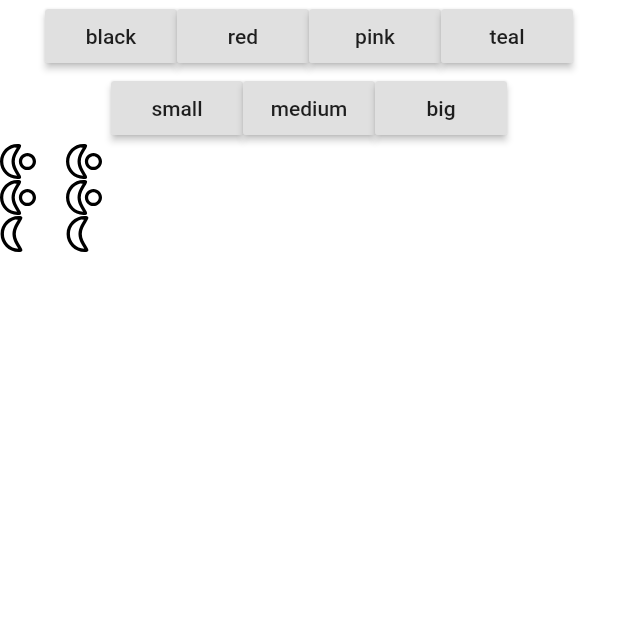
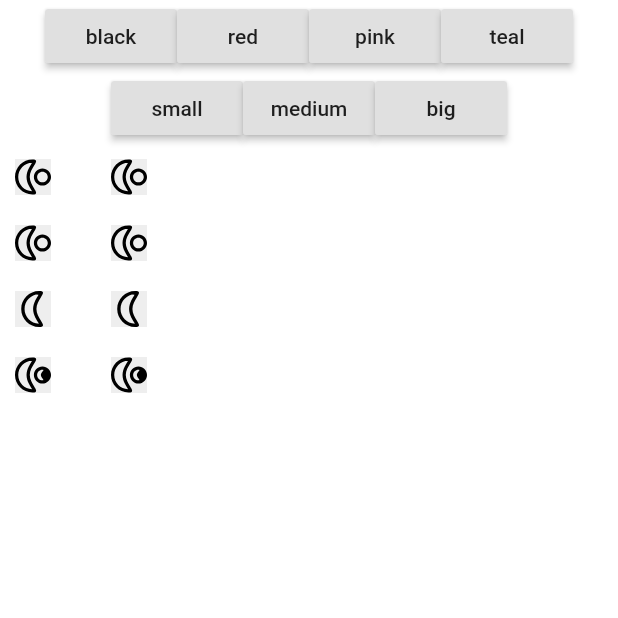
Before and after one commit to aloisdeniel/path_icon, a Flutter app: the screen it shows after launch, on a phone screen of 412 x 824 dp, the top half of it. Run offline on Flutter 3.47's test engine with Material 2 defaults, Android fonts, the phone set to English and light mode, and no system bars; our stand-ins replace path_drawing.

Commit message:
Fixed view box alignment.

```diff
--- a/example/lib/icons.dart
+++ b/example/lib/icons.dart
@@ -20,4 +20,11 @@ final icons = [
   /// Only raw svg path data which is more permormant since no xml parsing is needed.
   PathIconData.fromData(
       '''M101.06 190.322C92.8024 173.178 85.5 152.417 85.5 129.5C85.5 106.583 92.8024 85.822 101.06 68.6779C107.292 55.7406 114.872 43.3794 120.869 33.5992C122.641 30.7104 124.274 28.0468 125.694 25.6601C126.025 25.1026 126.345 24.562 126.652 24.0377C69.7024 25.5472 24 72.1864 24 129.5C24 186.814 69.7024 233.453 126.652 234.962C126.345 234.438 126.025 233.897 125.694 233.34C124.274 230.953 122.641 228.29 120.869 225.401C114.872 215.621 107.292 203.259 101.06 190.322ZM132.946 247.654C132.943 247.653 132.927 247.592 132.907 247.476C132.939 247.598 132.949 247.656 132.946 247.654ZM132.946 11.3456C132.949 11.3441 132.939 11.4017 132.907 11.5235C132.927 11.4081 132.943 11.3472 132.946 11.3456ZM140.886 212.119C127.146 189.698 109.5 160.905 109.5 129.5C109.5 98.0954 127.146 69.3018 140.886 46.8812C158.438 18.241 169.616 0 129.5 0C57.9791 0 0 57.9791 0 129.5C0 201.021 57.9791 259 129.5 259C169.616 259 158.438 240.759 140.886 212.119Z'''),
+
+  PathIconData.fromSvg('''
+  <svg width="800" height="600" viewBox="280 100 408 396" fill="none" xmlns="http://www.w3.org/2000/svg">
+<path fill-rule="evenodd" clip-rule="evenodd" d="M434.666 390.994C422.028 364.782 410.852 333.039 410.852 298C410.852 262.961 422.028 231.218 434.666 205.006C444.203 185.225 455.803 166.325 464.982 151.372C467.693 146.955 470.193 142.882 472.366 139.233C472.873 138.381 473.362 137.554 473.832 136.753C386.675 139.061 316.73 210.37 316.73 298C316.73 385.63 386.675 456.939 473.832 459.247C473.362 458.446 472.873 457.619 472.366 456.767C470.193 453.118 467.693 449.045 464.982 444.628C455.803 429.675 444.203 410.775 434.666 390.994ZM483.465 478.653C483.46 478.65 483.435 478.557 483.405 478.381C483.454 478.567 483.469 478.655 483.465 478.653ZM483.465 117.347C483.469 117.345 483.454 117.433 483.405 117.619C483.435 117.443 483.46 117.349 483.465 117.347ZM495.616 424.321C474.588 390.04 447.582 346.016 447.582 298C447.582 249.984 474.588 205.96 495.616 171.679C522.478 127.89 539.586 100 478.191 100C368.733 100 280 188.648 280 298C280 407.352 368.733 496 478.191 496C539.586 496 522.478 468.11 495.616 424.321Z" fill="black"/>
+<path fill-rule="evenodd" clip-rule="evenodd" d="M591 358.339C624.324 358.339 573 331.324 573 298C573 264.676 624.324 237.661 591 237.661C557.676 237.661 530.661 264.676 530.661 298C530.661 331.324 557.676 358.339 591 358.339ZM591 395C644.572 395 688 351.572 688 298C688 244.428 644.572 201 591 201C537.428 201 494 244.428 494 298C494 351.572 537.428 395 591 395Z" fill="black"/>
+</svg>
+  ''')
 ];
--- a/example/lib/main.dart
+++ b/example/lib/main.dart
@@ -65,17 +65,25 @@ class _HomePageState extends State<HomePage> {
                   ...icons.map(
                     (x) => Row(
                       children: [
-                        PathIcon(
+                        Container(
+                          margin: const EdgeInsets.all(10),
+                          color: const Color(0xFFEEEEEE),
+                          child: PathIcon(
                             x,
                             color: _color,
                             size: _size,
                           ),
+                        ),
                         SizedBox(width: 20),
-                        AnimatedPathIcon(
+                        Container(
+                          margin: const EdgeInsets.all(10),
+                          color: const Color(0xFFEEEEEE),
+                          child: AnimatedPathIcon(
                             x,
                             duration: _duration,
                             color: _color,
                             size: _size,
+                          ),
                         ),
                       ],
                     ),
--- a/lib/src/animated_icon.dart
+++ b/lib/src/animated_icon.dart
@@ -91,6 +91,7 @@ class _AnimatedPathIconState extends AnimatedWidgetBaseState<AnimatedPathIcon> {
       child: CustomPaint(
         painter: PathIconPainter(
           path: widget.data.path,
+          viewBox: widget.data.viewBox,
           semanticLabel: widget.semanticLabel,
           color: color,
         ),
--- a/lib/src/icon.dart
+++ b/lib/src/icon.dart
@@ -56,6 +56,7 @@ class PathIcon extends StatelessWidget {
       child: CustomPaint(
         painter: PathIconPainter(
           path: data.path,
+          viewBox: data.viewBox,
           semanticLabel: semanticLabel,
           color: iconColor,
         ),
--- a/lib/src/painter.dart
+++ b/lib/src/painter.dart
@@ -4,23 +4,32 @@ import 'package:flutter/widgets.dart';
 class PathIconPainter extends CustomPainter {
   const PathIconPainter({
     @required this.path,
+    @required this.viewBox,
     this.color,
     this.semanticLabel,
   })  : assert(path != null),
         assert(color != null);
 
   final String semanticLabel;
+  final Rect viewBox;
   final Path path;
   final Color color;
 
   @override
   void paint(Canvas canvas, Size size) {
-    final bounds = path.getBounds();
-    final sizes = applyBoxFit(BoxFit.contain, bounds.size, size);
+    final sizes = applyBoxFit(BoxFit.contain, viewBox.size, size);
     final outputSubrect =
         Alignment.center.inscribe(sizes.destination, Offset.zero & size);
-    canvas.scale(sizes.destination.width / sizes.source.width);
-    canvas.translate(outputSubrect.left, outputSubrect.top);
+    final scale = sizes.destination.width / sizes.source.width;
+    canvas.translate(
+      outputSubrect.left,
+      outputSubrect.top,
+    );
+    canvas.scale(scale);
+    canvas.translate(
+      -viewBox.left,
+      -viewBox.top,
+    );
     canvas.drawPath(path, Paint()..color = color);
   }
 
@@ -42,7 +51,9 @@ class PathIconPainter extends CustomPainter {
 
   @override
   bool shouldRepaint(PathIconPainter oldDelegate) =>
-      path != oldDelegate.path || color != oldDelegate.color;
+      path != oldDelegate.path ||
+      color != oldDelegate.color ||
+      viewBox != oldDelegate.viewBox;
   @override
   bool shouldRebuildSemantics(PathIconPainter oldDelegate) =>
       semanticLabel != oldDelegate.semanticLabel;
--- a/pubspec.yaml
+++ b/pubspec.yaml
@@ -1,6 +1,6 @@
 name: path_icon
 description: A new Flutter package project.
-version: 0.6.0
+version: 0.6.1
 homepage: https://github.com/aloisdeniel/path_icon
 
 environment:
```
Also changed, not shown: example/pubspec.lock, 1 other file. Lines whose indentation alone changed are shown as unchanged.
